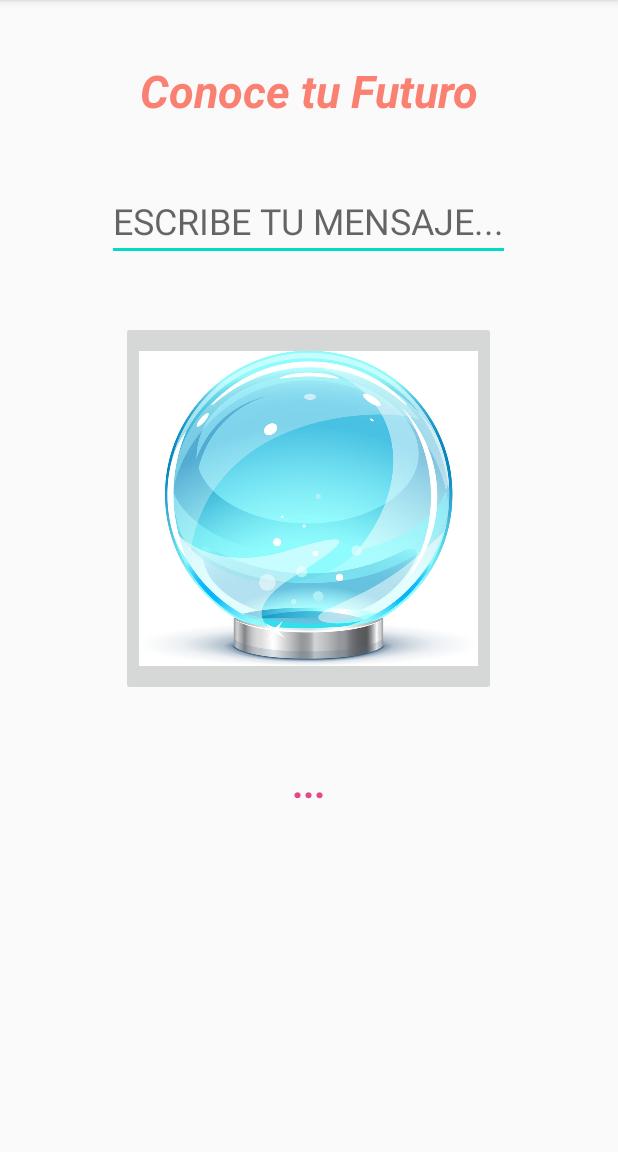
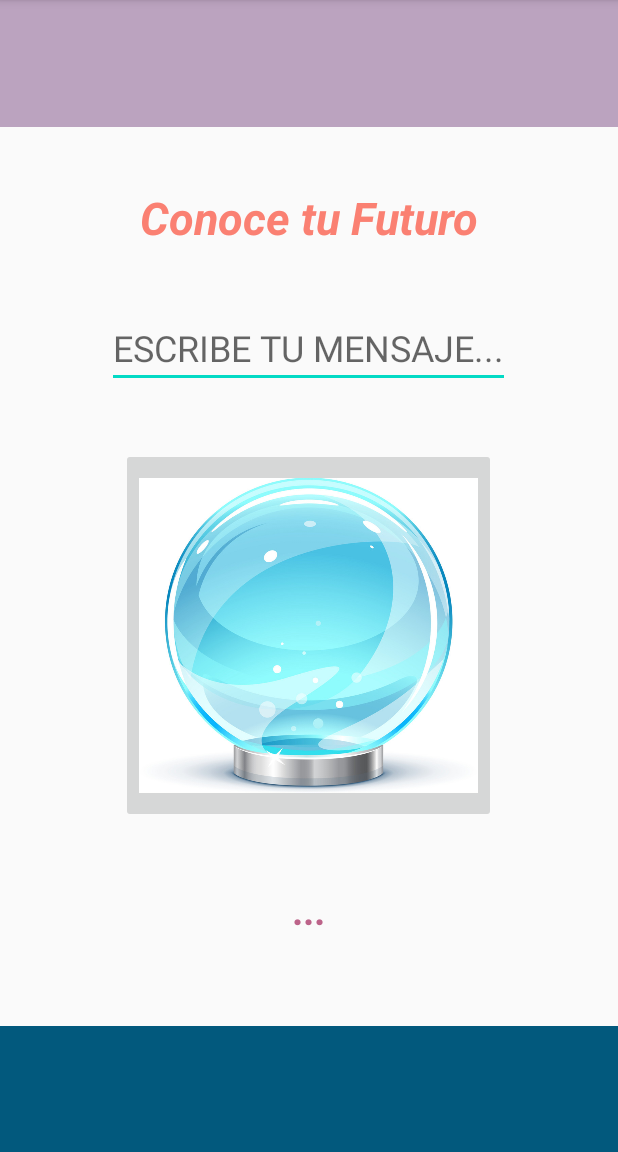
Before and after one commit to patriciolavin/MagicBall, an Android app: the screen it shows after launch (MainActivity), on a phone screen of 412 x 824 dp, the part 84-1236 px from its top. Run offline under Robolectric (Android 15) with nearby library versions, the phone set to English and light mode, and no system bars.

Commit message:
MagicBall v.3.2 - Final [w/ background changing colors]

```diff
--- a/app/src/main/java/com/example/magicball/MainActivity.java
+++ b/app/src/main/java/com/example/magicball/MainActivity.java
@@ -7,17 +7,22 @@ import android.support.constraint.ConstraintLayout;
 import android.support.v7.app.AppCompatActivity;
 import android.os.Bundle;
 import android.view.View;
-import android.widget.Button;
 import android.widget.ImageButton;
+import android.widget.ImageView;
+import android.widget.LinearLayout;
 import android.widget.TextView;
 import android.widget.Toast;
 
 import java.util.Random;
+import java.util.Timer;
+import java.util.TimerTask;
 
 public class MainActivity extends AppCompatActivity implements View.OnClickListener{
 
+    ImageView imageView1,imageView2;
+
     private ConstraintLayout layout;
-    private Button btn;
+    private ImageButton btn;
 
     private ImageButton ball;
     private TextView respuesta;
@@ -25,24 +30,19 @@ public class MainActivity extends AppCompatActivity implements View.OnClickListe
 
 
 
-    @SuppressLint("WrongViewCast")
     @Override
     protected void onCreate(Bundle savedInstanceState) {
         super.onCreate(savedInstanceState);
         setContentView(R.layout.activity_main);
 
-/*        layout=findViewById(R.id.layoutt);
-        ball=findViewById(R.id.btn);
+        //bloques superior e inferior de cambio de color
+        imageView1 = findViewById(R.id.image_view1);
+        imageView2 = findViewById(R.id.image_view2);
 
-        btn.setOnClickListener(new View.OnClickListener() {
-            @Override
-            public void onClick(View v) {
-                Random random = new Random();
-
-                int color = Color.argb(255, random.nextInt(256), random.nextInt(256), random.nextInt(256));
-                layout.setBackgroundColor(color);
-        }
-        });*/
+        //establece el timer de cambio del fondo
+        Timer timer = new Timer();
+        MyTimer myTimer = new MyTimer();
+        timer.schedule(myTimer, 2000, 2000);
 
 
         //se referencia la imagen
@@ -54,16 +54,38 @@ public class MainActivity extends AppCompatActivity implements View.OnClickListe
         //proceso
         ball.setOnClickListener(this);
         Toast.makeText(MainActivity.this, "Consulta tu Suerte", Toast.LENGTH_SHORT).show();
-    }
+
+    } // fin de protected void onCreate(Bundle savedInstanceState)
+
+
+    //función de cambio dinámico y aleatorio (random) del fondo en las zonas definidas
+    private class MyTimer extends TimerTask {
+
+        @Override
+        public void run() {
+            runOnUiThread(new Runnable() {
+                @Override
+                public void run() {
+                    Random random = new Random();
+                    //set color background bloque superior
+                    imageView1.setBackgroundColor(Color.argb(255, random.nextInt(256), random.nextInt(256), random.nextInt(256)));
+
+                    //set color background bloque inferior
+                    imageView2.setBackgroundColor(Color.argb(255, random.nextInt(256), random.nextInt(256), random.nextInt(256)));
+                }
+            });
+        }
+    } // fin de private class MyTimer
 
 
     @Override
         public void onClick(View v){
-        //creación método switch
+
+        //creación método switch e invocación de los elementos del array de respuestas
             switch (v.getId()){
                 case R.id.btn:
                     int rand = new Random().nextInt(respuestaArray.length);
                     respuesta.setText(respuestaArray[rand]);
             }
         }
-}
+} // fin de la public class MainActivity
--- a/app/src/main/res/layout/activity_main.xml
+++ b/app/src/main/res/layout/activity_main.xml
@@ -1,11 +1,17 @@
 <?xml version="1.0" encoding="utf-8"?>
-<LinearLayout xmlns:android="http://schemas.android.com/apk/res/android"
+<LinearLayout
+    xmlns:android="http://schemas.android.com/apk/res/android"
     xmlns:tools="http://schemas.android.com/tools"
     android:layout_width="match_parent"
     android:layout_height="match_parent"
     android:orientation="vertical"
-    android:id="@+id/layout"
     tools:context=".MainActivity">
+
+    <ImageView
+        android:id="@+id/image_view1"
+        android:layout_width="match_parent"
+        android:layout_height="150dp"
+        android:layout_weight="1" />
 
     <TextView
         android:layout_width="wrap_content"
@@ -16,7 +22,8 @@
         android:textSize="30sp"
         android:textStyle="bold|italic"
         android:layout_margin="40dp"
-        />
+    />
+
 
     <EditText
         android:id="@+id/question"
@@ -46,7 +53,7 @@
         android:layout_gravity="center"
         android:textSize="26sp"
         android:textStyle="bold"
-        android:textColor="#e2498a"
+        android:textColor="#BC6389"
         android:text="..."
         android:layout_marginBottom="60dp" />
 
@@ -55,4 +62,11 @@
         android:layout_height="wrap_content" />
 
 
+    <ImageView
+        android:layout_width="match_parent"
+        android:layout_height="150dp"
+        android:layout_weight="1"
+        android:id="@+id/image_view2"
+        />
+
 </LinearLayout>
```
